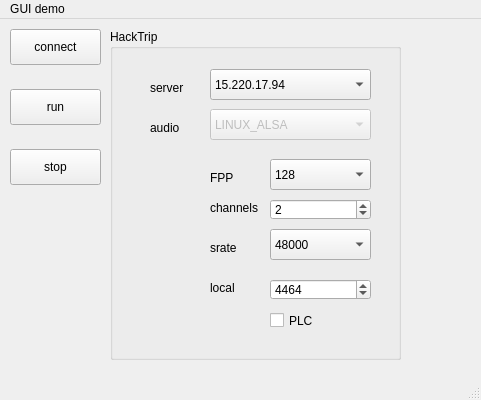
Above: guiDemo/app/mainwindow.ui from cchafe/hacktrip before the change. Below: the same form after it.
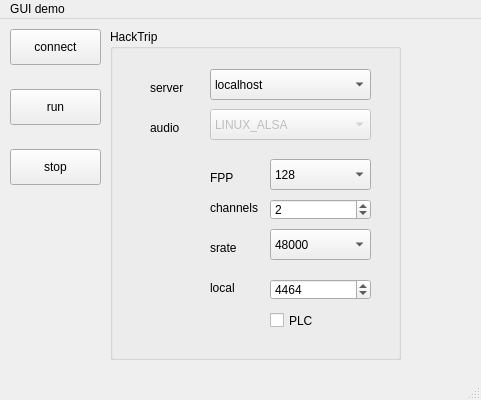
That is the form after the change.

Commit message: catch up commits after a long time

```diff
--- a/guiDemo/app/mainwindow.ui
+++ b/guiDemo/app/mainwindow.ui
@@ -143,6 +143,11 @@
        <height>31</height>
       </rect>
      </property>
+     <item>
+      <property name="text">
+       <string>localhost</string>
+      </property>
+     </item>
      <item>
       <property name="text">
        <string>15.220.17.94</string>
```
The commit also changes 2 other files.
